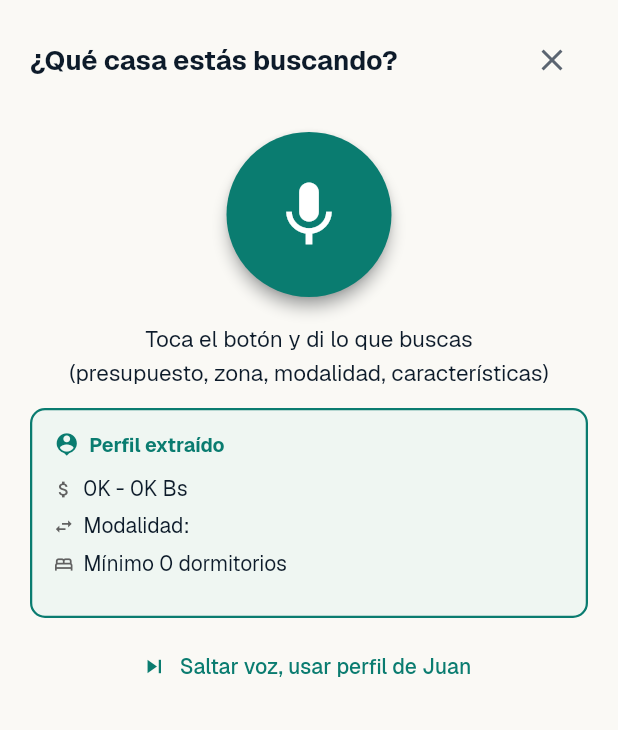
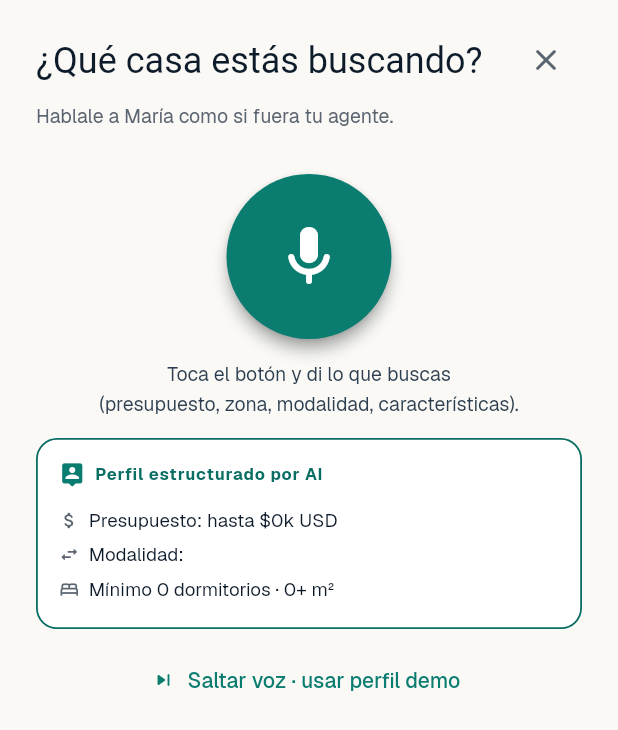
Before and after one commit to Giowen/hito-cochatech2026, a Flutter app: the VoiceInputSheet widget shown alone on an empty page, opened directly, on a phone screen of 412 x 824 dp. Shown: the top 730 px of the screen. Run offline on Flutter 3.47's test engine with Material 3 defaults, Android fonts, the phone set to English and light mode, and no system bars; our stand-ins replace dio, flutter_dotenv, flutter_map, flutter_riverpod, google_fonts, latlong2; missing offline and left inert: record; accounts and stored records are empty; Roboto replaces fonts that are missing (Instrument Serif).

Commit message:
chore: clean up + voice input sheet restyle
(4) Remove Hito.html artifact (1.6MB bundle) del Flutter repo.
    Asset sigue disponible en Design/Hito.html para referencia visual.
    Limpia el repo para code review por jurado técnico.

(1) lib/widgets/voice_input_sheet.dart: rewrite con design system
    - Title "¿Qué casa estás buscando?" en Instrument Serif
    - Subtitle "Hablale a María como si fuera tu agente"
    - Mic button con HitoTokens colors por estado (danger recording, teal
      idle, success ready, warning error)
    - Transcription bubble con quote icon + Geist italic
    - Profile preview card con teal2 border + persona_pin icon
    - Required tags como chips paper2 bg
    - Subtitle preview: "Presupuesto: hasta \$220k USD" (conversión BOB→USD via
      TC paralelo 12.20)
    - "Saltar voz · usar perfil demo" CTA secundario (safety en demo)
    - TODO R2 comment para upload a Cloudflare en producción

Co-Authored-By: Claude Opus 4.7 <noreply@anthropic.com>

```diff
--- a/lib/widgets/voice_input_sheet.dart
+++ b/lib/widgets/voice_input_sheet.dart
@@ -1,12 +1,19 @@
 import 'package:flutter/material.dart';
 import 'package:flutter_riverpod/flutter_riverpod.dart';
+import 'package:google_fonts/google_fonts.dart';
 import 'package:record/record.dart';
 import '../models/client_profile.dart';
 import '../providers.dart';
+import '../theme.dart';
 
-/// VoiceInputSheet — modal sheet para input de perfil del cliente.
-/// Default demo path: hardcoded result tras simular procesamiento.
-/// Real path: Whisper + Llama extraction (TODO Sprint 2.2 advanced).
+/// VoiceInputSheet — modal sheet para input de perfil del cliente (Acto 1 wow #1).
+///
+/// Demo path: simula procesamiento 1.2s y retorna ClientProfile.demoJuan
+/// (familia 2 hijos pequeños, \$220k USD máx, Recoleta, anticrético).
+/// Real path: Whisper API + LLM extraction (Phase 2, ver ARCHITECTURE.md).
+///
+/// TODO R2: en producción, el audio capturado se sube a Cloudflare R2 vía
+/// signed URL → trigger Whisper transcription server-side.
 class VoiceInputSheet extends ConsumerStatefulWidget {
   const VoiceInputSheet({super.key});
 
@@ -52,7 +59,7 @@ class _VoiceInputSheetState extends ConsumerState<VoiceInputSheet> {
     } catch (e) {
       setState(() {
         _state = _SheetState.error;
-        _error = 'Error: $e';
+        _error = 'Error iniciando grabación: $e';
       });
     }
   }
@@ -62,7 +69,7 @@ class _VoiceInputSheetState extends ConsumerState<VoiceInputSheet> {
       await _audioRecorder.stop();
       setState(() => _state = _SheetState.processing);
 
-      // Demo path: simulate Whisper + LLM extraction
+      // Demo path: simula Whisper + LLM extraction. Determinístico, cero red.
       await Future.delayed(const Duration(milliseconds: 1200));
       setState(() {
         _transcription = ClientProfile.demoJuan.voiceInputTranscript!;
@@ -106,9 +113,9 @@ class _VoiceInputSheetState extends ConsumerState<VoiceInputSheet> {
     return SafeArea(
       child: Padding(
         padding: EdgeInsets.fromLTRB(
-          20,
+          24,
           16,
-          20,
+          24,
           MediaQuery.of(context).viewInsets.bottom + 24,
         ),
         child: Column(
@@ -120,18 +127,28 @@ class _VoiceInputSheetState extends ConsumerState<VoiceInputSheet> {
                 Expanded(
                   child: Text(
                     '¿Qué casa estás buscando?',
-                    style: Theme.of(context).textTheme.titleLarge?.copyWith(
-                          fontWeight: FontWeight.bold,
+                    style: GoogleFonts.instrumentSerif(
+                      fontSize: 24,
+                      color: HitoTokens.ink1,
+                      height: 1.1,
                     ),
                   ),
                 ),
                 IconButton(
-                  icon: const Icon(Icons.close),
+                  icon: Icon(Icons.close_rounded, color: HitoTokens.ink3),
                   onPressed: () => Navigator.of(context).pop(),
                 ),
               ],
             ),
-            const SizedBox(height: 24),
+            const SizedBox(height: 4),
+            Text(
+              'Hablale a María como si fuera tu agente.',
+              style: GoogleFonts.geist(
+                fontSize: 13,
+                color: HitoTokens.ink3,
+              ),
+            ),
+            const SizedBox(height: 28),
             Center(
               child: _MicButton(
                 state: _state,
@@ -147,11 +164,17 @@ class _VoiceInputSheetState extends ConsumerState<VoiceInputSheet> {
                 },
               ),
             ),
-            const SizedBox(height: 16),
+            const SizedBox(height: 14),
             Center(
               child: Text(
                 _statusText(),
-                style: Theme.of(context).textTheme.bodyLarge,
+                style: GoogleFonts.geist(
+                  fontSize: 13,
+                  color: _state == _SheetState.error
+                      ? HitoTokens.danger
+                      : HitoTokens.ink2,
+                  height: 1.5,
+                ),
                 textAlign: TextAlign.center,
               ),
             ),
@@ -160,7 +183,7 @@ class _VoiceInputSheetState extends ConsumerState<VoiceInputSheet> {
               child: Column(
                 children: [
                   if (_transcription.isNotEmpty) ...[
-                    const SizedBox(height: 16),
+                    const SizedBox(height: 18),
                     _TranscriptionBubble(text: _transcription),
                   ],
                   if (_extractedProfile != null) ...[
@@ -168,22 +191,22 @@ class _VoiceInputSheetState extends ConsumerState<VoiceInputSheet> {
                     _ProfilePreview(profile: _extractedProfile!),
                   ],
                   if (_state == _SheetState.ready) ...[
-                    const SizedBox(height: 20),
+                    const SizedBox(height: 22),
                     FilledButton.icon(
                       onPressed: _applyProfile,
-                      icon: const Icon(Icons.search),
-                      label: const Text('Buscar propiedades'),
+                      icon: const Icon(Icons.search_rounded, size: 18),
+                      label: const Text('Buscar propiedades compatibles'),
                       style: FilledButton.styleFrom(
                         padding: const EdgeInsets.symmetric(vertical: 14),
                       ),
                     ),
                   ] else if (_state == _SheetState.idle ||
                       _state == _SheetState.error) ...[
-                    const SizedBox(height: 8),
+                    const SizedBox(height: 10),
                     TextButton.icon(
                       onPressed: _skipToDemoProfile,
-                      icon: const Icon(Icons.skip_next, size: 18),
-                      label: const Text('Saltar voz, usar perfil de Juan'),
+                      icon: const Icon(Icons.skip_next_rounded, size: 16),
+                      label: const Text('Saltar voz · usar perfil demo'),
                     ),
                   ],
                 ],
@@ -198,15 +221,15 @@ class _VoiceInputSheetState extends ConsumerState<VoiceInputSheet> {
   String _statusText() {
     switch (_state) {
       case _SheetState.idle:
-        return 'Toca el botón y di lo que buscas\n(presupuesto, zona, modalidad, características)';
+        return 'Toca el botón y di lo que buscas\n(presupuesto, zona, modalidad, características).';
       case _SheetState.recording:
-        return '🔴 Escuchando... habla con claridad,\ntoca de nuevo para detener';
+        return '🔴  Escuchando... habla con claridad,\ntoca de nuevo para detener.';
       case _SheetState.processing:
-        return 'Whisper transcribiendo y Llama 3.3\nestructurando perfil...';
+        return 'Whisper transcribiendo · Llama 3.3 estructurando perfil...';
       case _SheetState.ready:
-        return '✓ Perfil listo. Revisa y confirma.';
+        return '✓  Perfil listo. Revisa y confirma.';
       case _SheetState.error:
-        return '❌ ${_error ?? "Error desconocido"}';
+        return _error ?? 'Error desconocido';
     }
   }
 }
@@ -219,26 +242,25 @@ class _MicButton extends StatelessWidget {
 
   @override
   Widget build(BuildContext context) {
-    final scheme = Theme.of(context).colorScheme;
     Color color;
     IconData icon;
 
     switch (state) {
       case _SheetState.recording:
-        color = Colors.red.shade600;
+        color = HitoTokens.danger;
         icon = Icons.stop_rounded;
       case _SheetState.processing:
-        color = scheme.primary;
-        icon = Icons.hourglass_top;
+        color = HitoTokens.teal;
+        icon = Icons.hourglass_top_rounded;
       case _SheetState.ready:
-        color = Colors.green.shade600;
-        icon = Icons.refresh;
+        color = HitoTokens.success;
+        icon = Icons.refresh_rounded;
       case _SheetState.error:
-        color = Colors.orange.shade700;
-        icon = Icons.mic;
+        color = HitoTokens.warning;
+        icon = Icons.mic_rounded;
       case _SheetState.idle:
-        color = scheme.primary;
-        icon = Icons.mic;
+        color = HitoTokens.teal;
+        icon = Icons.mic_rounded;
     }
 
     return Material(
@@ -255,14 +277,14 @@ class _MicButton extends StatelessWidget {
           alignment: Alignment.center,
           child: state == _SheetState.processing
               ? const SizedBox(
-                  width: 48,
-                  height: 48,
+                  width: 44,
+                  height: 44,
                   child: CircularProgressIndicator(
                     color: Colors.white,
-                    strokeWidth: 4,
+                    strokeWidth: 3.5,
                   ),
                 )
-              : Icon(icon, color: Colors.white, size: 52),
+              : Icon(icon, color: Colors.white, size: 48),
         ),
       ),
     );
@@ -276,25 +298,29 @@ class _TranscriptionBubble extends StatelessWidget {
   @override
   Widget build(BuildContext context) {
     return Container(
-      padding: const EdgeInsets.all(12),
+      padding: const EdgeInsets.all(14),
       decoration: BoxDecoration(
-        color: Theme.of(context).colorScheme.surfaceContainerLow,
-        borderRadius: BorderRadius.circular(10),
+        color: HitoTokens.paper2,
+        borderRadius: BorderRadius.circular(HitoTokens.rLg),
+        border: Border.all(color: HitoTokens.border),
       ),
       child: Row(
         crossAxisAlignment: CrossAxisAlignment.start,
         children: [
           Icon(
-            Icons.format_quote,
+            Icons.format_quote_rounded,
             size: 18,
-            color: Colors.grey.shade600,
+            color: HitoTokens.ink4,
           ),
-          const SizedBox(width: 6),
+          const SizedBox(width: 8),
           Expanded(
             child: Text(
               text,
-              style: Theme.of(context).textTheme.bodyMedium?.copyWith(
+              style: GoogleFonts.geist(
+                fontSize: 13,
                 fontStyle: FontStyle.italic,
+                color: HitoTokens.ink1,
+                height: 1.5,
               ),
             ),
           ),
@@ -310,62 +336,76 @@ class _ProfilePreview extends StatelessWidget {
 
   @override
   Widget build(BuildContext context) {
-    final scheme = Theme.of(context).colorScheme;
     return Container(
       padding: const EdgeInsets.all(14),
       decoration: BoxDecoration(
-        color: scheme.primaryContainer.withAlpha(80),
-        borderRadius: BorderRadius.circular(10),
-        border: Border.all(color: scheme.primary, width: 1.5),
+        color: HitoTokens.paper,
+        borderRadius: BorderRadius.circular(HitoTokens.rLg),
+        border: Border.all(color: HitoTokens.teal2, width: 1.2),
       ),
       child: Column(
         crossAxisAlignment: CrossAxisAlignment.start,
         children: [
           Row(
             children: [
-              Icon(Icons.person_pin, color: scheme.primary, size: 18),
+              Icon(Icons.person_pin_rounded, color: HitoTokens.teal, size: 18),
               const SizedBox(width: 6),
               Text(
-                'Perfil extraído',
-                style: Theme.of(context).textTheme.titleSmall?.copyWith(
-                      fontWeight: FontWeight.bold,
-                      color: scheme.primary,
+                'Perfil estructurado por AI',
+                style: GoogleFonts.geist(
+                  fontSize: 11,
+                  fontWeight: FontWeight.w700,
+                  color: HitoTokens.teal2,
+                  letterSpacing: 0.6,
                 ),
               ),
             ],
           ),
-          const SizedBox(height: 8),
+          const SizedBox(height: 10),
           _row(
             context,
-            Icons.attach_money,
-            '${profile.budgetMin ~/ 1000}K - ${profile.budgetMax ~/ 1000}K Bs',
+            Icons.attach_money_rounded,
+            'Presupuesto: hasta \$${(profile.budgetMax / 1000 / 12.20).toStringAsFixed(0)}k USD',
           ),
           _row(
             context,
-            Icons.swap_horiz,
-            'Modalidad: ${profile.transactionType}',
+            Icons.swap_horiz_rounded,
+            'Modalidad: ${profile.transactionType} ${profile.requiredTags.contains('acepta_anticretico') ? "+ anticrético" : ""}',
           ),
           _row(
             context,
             Icons.bed_outlined,
-            'Mínimo ${profile.minBedrooms} dormitorios',
+            'Mínimo ${profile.minBedrooms} dormitorios · ${profile.minAreaM2}+ m²',
           ),
+          if (profile.requiredTags.isNotEmpty) ...[
             const SizedBox(height: 8),
             Wrap(
               spacing: 4,
               runSpacing: 4,
               children: profile.requiredTags
                   .map(
-                  (t) => Chip(
-                    label: Text(t.replaceAll('_', ' ')),
-                    padding: EdgeInsets.zero,
-                    materialTapTargetSize: MaterialTapTargetSize.shrinkWrap,
-                    visualDensity: VisualDensity.compact,
-                    labelStyle: const TextStyle(fontSize: 11),
+                    (t) => Container(
+                      padding: const EdgeInsets.symmetric(
+                        horizontal: 7,
+                        vertical: 3,
+                      ),
+                      decoration: BoxDecoration(
+                        color: HitoTokens.paper2,
+                        borderRadius: BorderRadius.circular(HitoTokens.rSm),
+                      ),
+                      child: Text(
+                        t.replaceAll('_', ' '),
+                        style: GoogleFonts.geist(
+                          fontSize: 10,
+                          fontWeight: FontWeight.w500,
+                          color: HitoTokens.ink2,
+                        ),
+                      ),
                     ),
                   )
                   .toList(),
             ),
+          ],
         ],
       ),
     );
@@ -376,9 +416,17 @@ class _ProfilePreview extends StatelessWidget {
       padding: const EdgeInsets.symmetric(vertical: 2),
       child: Row(
         children: [
-          Icon(icon, size: 14, color: Colors.grey.shade700),
+          Icon(icon, size: 14, color: HitoTokens.ink3),
           const SizedBox(width: 6),
-          Text(text, style: Theme.of(context).textTheme.bodyMedium),
+          Expanded(
+            child: Text(
+              text,
+              style: GoogleFonts.geist(
+                fontSize: 12.5,
+                color: HitoTokens.ink1,
+              ),
+            ),
+          ),
         ],
       ),
     );
```
Also changed, not shown: 1 other file. Lines whose indentation alone changed are shown as unchanged.
